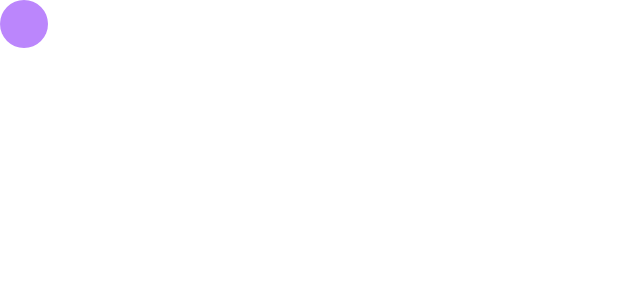
After one commit to Kaito-Dogi/android-sample-object-animator, an Android app: the layout view_circle.xml on its own in the app's theme, with its tools: preview values and no code run, on a phone screen of 412 x 824 dp. The commit adds this screen. Shown: the top 300 px of the screen. Run offline under Robolectric (Android 15) with nearby library versions, the phone set to English and light mode, and no system bars.

Commit message:
feat: Circle を追加

```diff
--- a/app/src/main/res/layout/activity_main.xml
+++ b/app/src/main/res/layout/activity_main.xml
@@ -7,18 +7,6 @@
   android:layout_height="match_parent"
   tools:context=".MainActivity"
   >
-
-  <View
-    android:id="@+id/circle"
-    android:layout_width="32dp"
-    android:layout_height="32dp"
-    android:background="@drawable/circle_shape"
-    android:backgroundTint="@color/purple_200"
-    app:layout_constraintBottom_toBottomOf="parent"
-    app:layout_constraintEnd_toEndOf="parent"
-    app:layout_constraintStart_toStartOf="parent"
-    app:layout_constraintTop_toTopOf="parent"
-    />
 
   <com.google.android.material.floatingactionbutton.FloatingActionButton
     android:id="@+id/add_button"
--- /dev/null
+++ b/app/src/main/res/layout/view_circle.xml
@@ -0,0 +1,20 @@
+<?xml version="1.0" encoding="utf-8"?>
+<androidx.constraintlayout.widget.ConstraintLayout
+  xmlns:android="http://schemas.android.com/apk/res/android"
+  xmlns:app="http://schemas.android.com/apk/res-auto"
+  android:layout_width="wrap_content"
+  android:layout_height="wrap_content"
+  >
+
+  <View
+    android:id="@+id/circle"
+    android:layout_width="32dp"
+    android:layout_height="32dp"
+    android:background="@drawable/circle_shape"
+    android:backgroundTint="@color/purple_200"
+    app:layout_constraintBottom_toBottomOf="parent"
+    app:layout_constraintEnd_toEndOf="parent"
+    app:layout_constraintStart_toStartOf="parent"
+    app:layout_constraintTop_toTopOf="parent"
+    />
+</androidx.constraintlayout.widget.ConstraintLayout>
```
